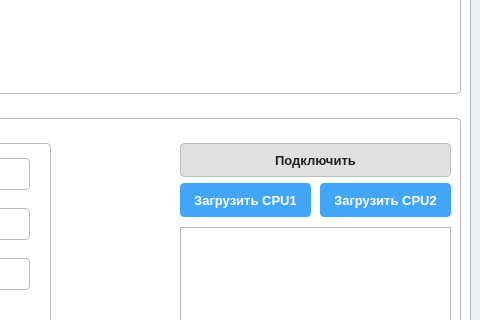
Before: the Qt Designer form mainwindow.ui in Krone213/update-generator, drawn with Qt 5; both pictures show x 320 to 800 and y 330 to 650 of the 800 by 800 pixel window.
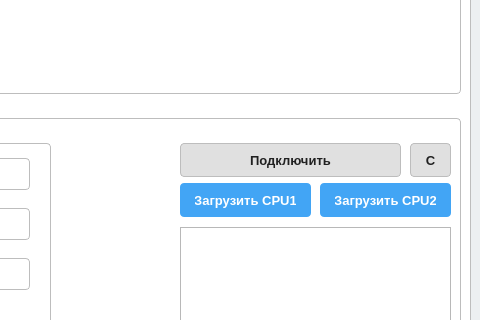
After: the same form once the commit is applied. Icons and pictures are not drawn.

```diff
--- a/mainwindow.ui
+++ b/mainwindow.ui
@@ -873,7 +873,7 @@
           <rect>
            <x>480</x>
            <y>40</y>
-           <width>271</width>
+           <width>221</width>
            <height>34</height>
           </rect>
          </property>
@@ -929,6 +929,25 @@
           <string>MCU:</string>
          </property>
         </widget>
+        <widget class="QPushButton" name="btnEraseChip">
+         <property name="geometry">
+          <rect>
+           <x>710</x>
+           <y>40</y>
+           <width>41</width>
+           <height>34</height>
+          </rect>
+         </property>
+         <property name="font">
+          <font>
+           <pointsize>10</pointsize>
+           <bold>true</bold>
+          </font>
+         </property>
+         <property name="text">
+          <string>С</string>
+         </property>
+        </widget>
        </widget>
        <widget class="QPushButton" name="btnCreateFileManual">
         <property name="geometry">
```
